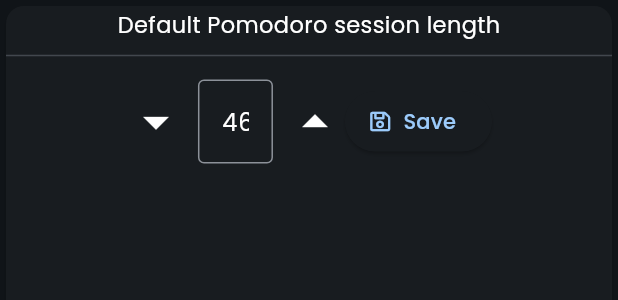
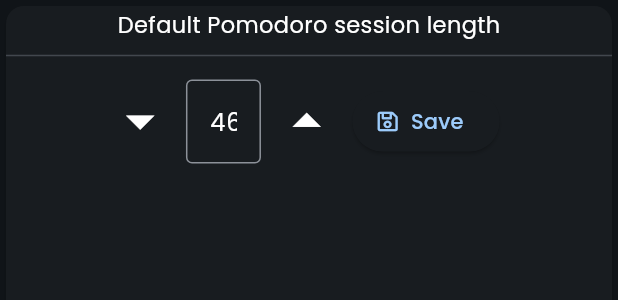
Before and after one commit to zeykafx/flutter_pomodoro_timer_app, a Flutter app: the PomoLengthSettings widget shown alone on an empty page, opened directly, after a tap on the "arrow drop up" icon, on a phone screen of 412 x 824 dp. Shown: the top 300 px of the screen. Run offline on Flutter 3.47's test engine with Material 2 defaults, Android fonts, the phone set to English and light mode, and no system bars; our stand-ins replace audioplayers, fluttericon, get, get_storage, google_fonts, styled_widget; missing offline and left inert: audioplayers_web, enum_to_string; accounts and stored records are empty.

Commit message:
Fixed size issues, now reading saved minutes

```diff
--- a/lib/Pages/Pomo/Pomos/site_blocker.dart
+++ b/lib/Pages/Pomo/Pomos/site_blocker.dart
@@ -4,7 +4,6 @@
 
 class SiteBlocker {
   File file = File("c:/windows/system32/drivers/etc/hosts");
-
 
   bool blockSites(List sites) {
     try {
--- a/lib/Pages/Pomo/Tasks/task_input.dart
+++ b/lib/Pages/Pomo/Tasks/task_input.dart
@@ -111,7 +111,7 @@
                 [
                   InkWell(
                     borderRadius: const BorderRadius.all(Radius.circular(20)),
-                    child: const Icon(Icons.arrow_drop_down),
+                    child: const Icon(Icons.arrow_drop_down, size: 35),
                     onTap: () => decrementNumberOfPomos(1),
                   ),
                   Padding(
@@ -120,7 +120,7 @@
                   ),
                   InkWell(
                     borderRadius: const BorderRadius.all(Radius.circular(20)),
-                    child: const Icon(Icons.arrow_drop_up),
+                    child: const Icon(Icons.arrow_drop_up, size: 35),
                       onTap: () => incrementNumberOfPomos(1),
                   ),
 
--- a/lib/Pages/Pomo/Tasks/task_list.dart
+++ b/lib/Pages/Pomo/Tasks/task_list.dart
@@ -178,7 +178,7 @@
                     [
                       InkWell(
                         borderRadius: const BorderRadius.all(Radius.circular(20)),
-                        child: const Icon(Icons.arrow_drop_down),
+                        child: const Icon(Icons.arrow_drop_down, size: 40),
                         onTap: () => decrementNumberOfPomos(1, setState),
                       ),
                       Padding(
@@ -187,7 +187,7 @@
                       ),
                       InkWell(
                         borderRadius: const BorderRadius.all(Radius.circular(20)),
-                        child: const Icon(Icons.arrow_drop_up),
+                        child: const Icon(Icons.arrow_drop_up, size: 40),
                         onTap: () => incrementNumberOfPomos(1, setState),
                       ),
                     ].toRow(
--- a/lib/Pages/Settings/pomo_length.dart
+++ b/lib/Pages/Settings/pomo_length.dart
@@ -43,7 +43,7 @@
           [
             InkWell(
               borderRadius: const BorderRadius.all(Radius.circular(20)),
-              child: const Icon(Icons.arrow_drop_down, size: 40),
+              child: const Icon(Icons.arrow_drop_down, size: 45),
               onTap: () => settingsController.defaultMinutes--,
             ),
             Padding(
@@ -78,18 +78,23 @@
             ),
             InkWell(
               borderRadius: const BorderRadius.all(Radius.circular(20)),
-              child: const Icon(Icons.arrow_drop_up, size: 40),
+              child: const Icon(Icons.arrow_drop_up, size: 45),
               onTap: () => settingsController.defaultMinutes++,
             ),
-            ElevatedButton.icon(
+            Padding(
+              padding: const EdgeInsets.all(8.0),
+              child: ElevatedButton.icon(
               onPressed: () {
                 settingsController.defaultMinutes.value = int.parse(textEditingController.text);
-                Get.snackbar("Saved!", "Saved default pomodoro length to ${settingsController.defaultMinutes} minutes",
+                Get.snackbar(
+                    "Saved!",
+                    "Saved default pomodoro length to ${settingsController.defaultMinutes} minutes",
                     padding: const EdgeInsets.all(8.0));
               },
               label: const Text("Save"),
               icon: const Icon(FontAwesome5.save, size: 15),
-            )
+            ),)
+
           ].toRow(mainAxisAlignment: MainAxisAlignment.center),
         ],
       ),
--- a/lib/Pages/Settings/settings_controller.dart
+++ b/lib/Pages/Settings/settings_controller.dart
@@ -10,6 +10,11 @@
   RxInt defaultMinutes = 45.obs;
 
   SettingsController() {
+    defaultMinutes.value = box.read("defaultMinutes") ?? 45;
+    defaultMinutes.listen((int val) {
+      box.write("defaultMinutes", val);
+    });
+
     blockSite.value = box.read("BlockSite") ?? false;
     blockSite.listen((bool val) {
       box.write("BlockSite", val);
```
